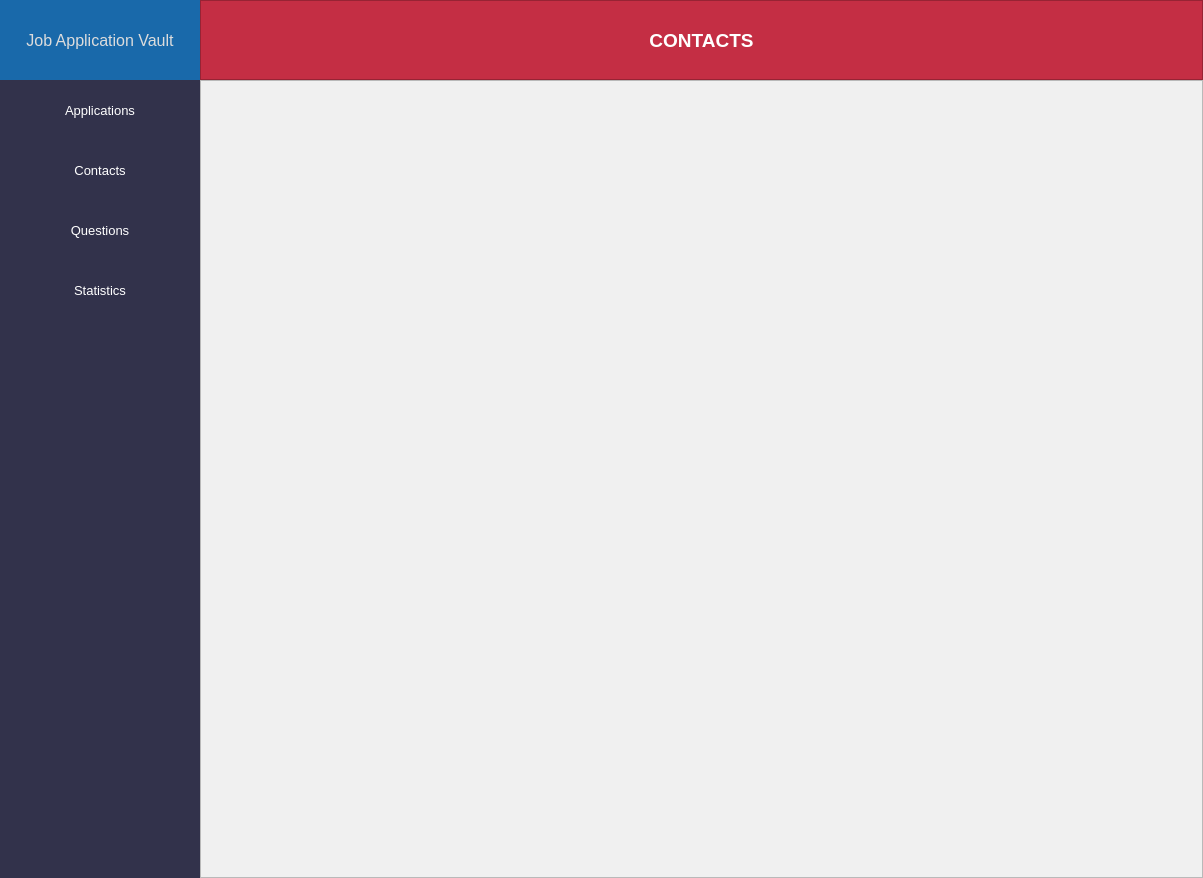
First picture: the form in docs/ui_files/main_window.ui, repository AdamZieman/JobApplicationVault, before the edit.
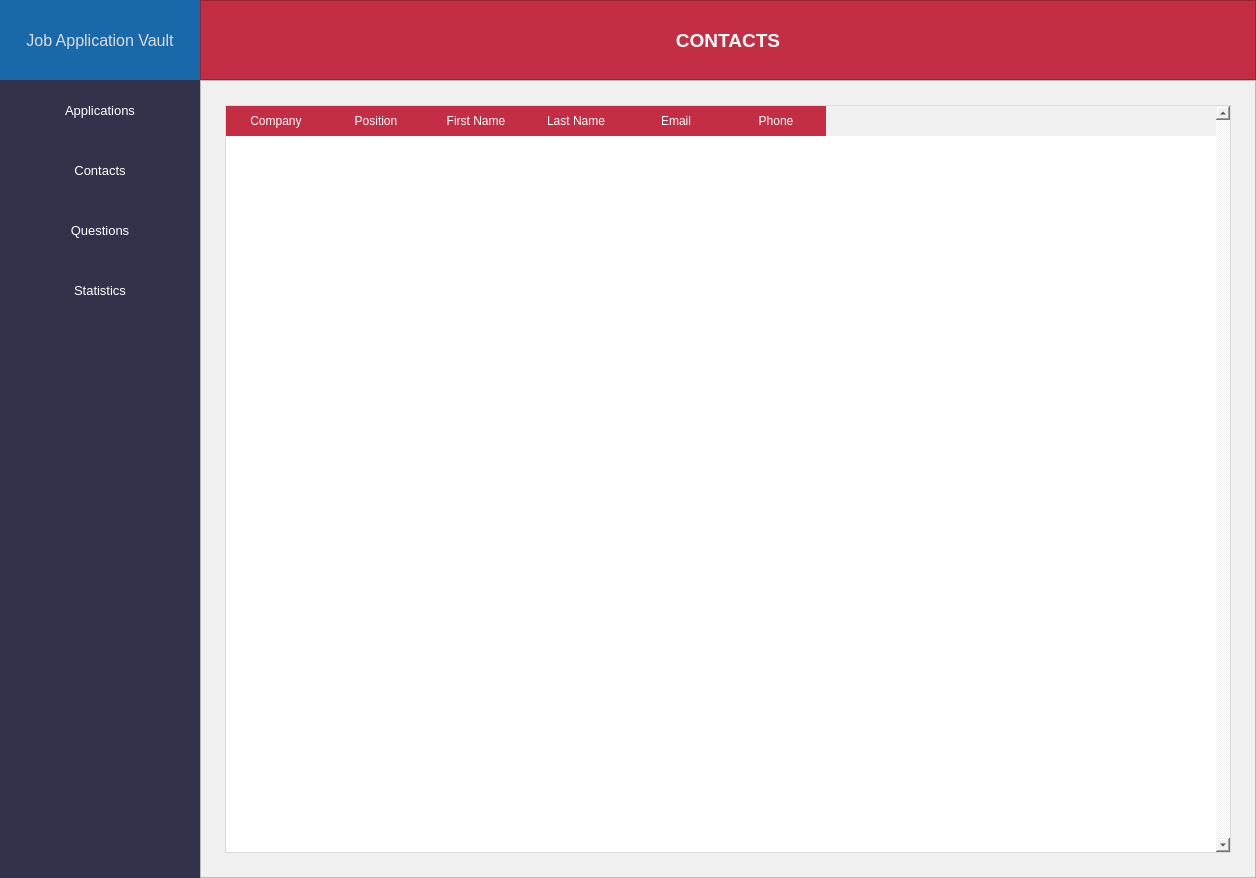
Second picture: the form after the edit. The open tabs and pages were chosen to show the change.

Commit message: Adds contacts page table

```diff
--- a/docs/ui_files/main_window.ui
+++ b/docs/ui_files/main_window.ui
@@ -6,7 +6,7 @@
    <rect>
     <x>0</x>
     <y>0</y>
-    <width>1203</width>
+    <width>1256</width>
     <height>878</height>
    </rect>
   </property>
@@ -1603,6 +1603,109 @@
              <property name="frameShadow">
               <enum>QFrame::Raised</enum>
              </property>
+             <layout class="QVBoxLayout" name="verticalLayout_2">
+              <property name="spacing">
+               <number>24</number>
+              </property>
+              <property name="leftMargin">
+               <number>24</number>
+              </property>
+              <property name="topMargin">
+               <number>24</number>
+              </property>
+              <property name="rightMargin">
+               <number>24</number>
+              </property>
+              <property name="bottomMargin">
+               <number>24</number>
+              </property>
+              <item>
+               <widget class="QTableWidget" name="tableWidget">
+                <property name="styleSheet">
+                 <string notr="true">QTableWidget {
+    border: 1px solid rgb(220, 220, 220);
+    background-color: white;
+}
+
+QHeaderView:Section {
+    height: 30px;
+    border: none;
+    background-color: rgb(196, 46, 68);
+    color: white;
+}
+
+QTableWidget:Item {
+    padding-left: 3px;
+}
+
+QTableView::Item {
+    background-color: rgb(213, 230, 243);
+}
+
+QTableView::Item:Alternate {
+    background-color: rgb(236, 240, 243);
+}</string>
+                </property>
+                <property name="verticalScrollBarPolicy">
+                 <enum>Qt::ScrollBarAlwaysOn</enum>
+                </property>
+                <property name="editTriggers">
+                 <set>QAbstractItemView::NoEditTriggers</set>
+                </property>
+                <property name="tabKeyNavigation">
+                 <bool>false</bool>
+                </property>
+                <property name="dragDropOverwriteMode">
+                 <bool>true</bool>
+                </property>
+                <property name="showGrid">
+                 <bool>false</bool>
+                </property>
+                <property name="cornerButtonEnabled">
+                 <bool>false</bool>
+                </property>
+                <attribute name="horizontalHeaderVisible">
+                 <bool>true</bool>
+                </attribute>
+                <attribute name="horizontalHeaderCascadingSectionResizes">
+                 <bool>false</bool>
+                </attribute>
+                <attribute name="verticalHeaderVisible">
+                 <bool>false</bool>
+                </attribute>
+                <column>
+                 <property name="text">
+                  <string>Company</string>
+                 </property>
+                </column>
+                <column>
+                 <property name="text">
+                  <string>Position</string>
+                 </property>
+                </column>
+                <column>
+                 <property name="text">
+                  <string>First Name</string>
+                 </property>
+                </column>
+                <column>
+                 <property name="text">
+                  <string>Last Name</string>
+                 </property>
+                </column>
+                <column>
+                 <property name="text">
+                  <string>Email</string>
+                 </property>
+                </column>
+                <column>
+                 <property name="text">
+                  <string>Phone</string>
+                 </property>
+                </column>
+               </widget>
+              </item>
+             </layout>
             </widget>
            </item>
           </layout>
```
Left out of the diff: 5 changed lines with no effect on the pictures.
